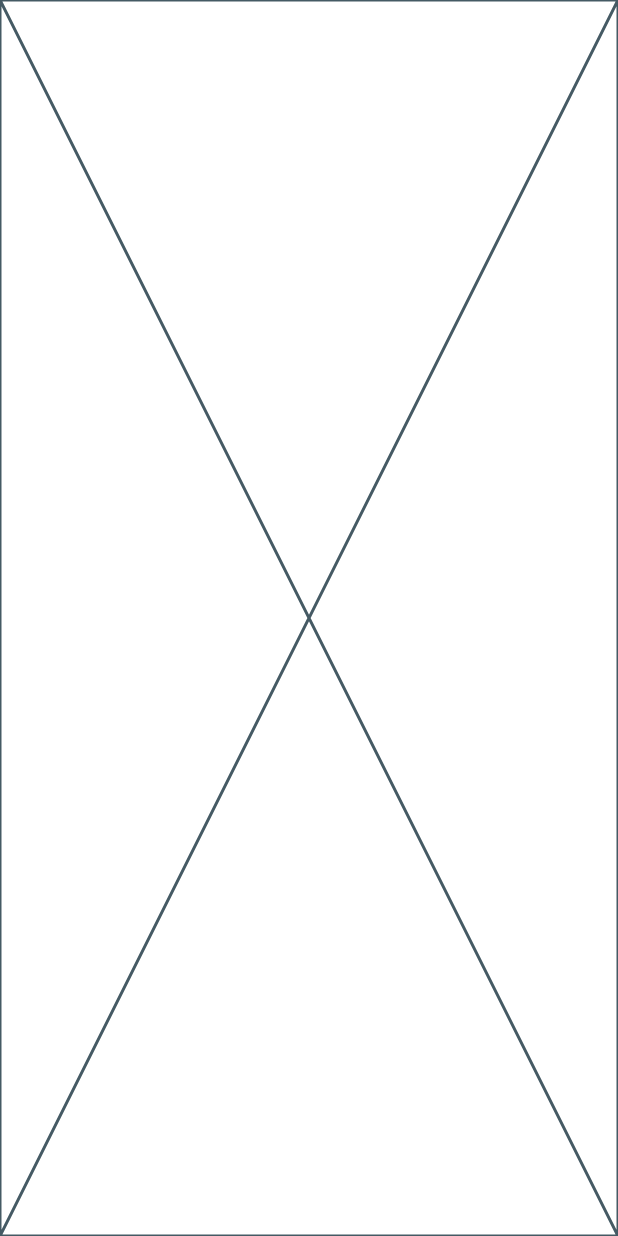
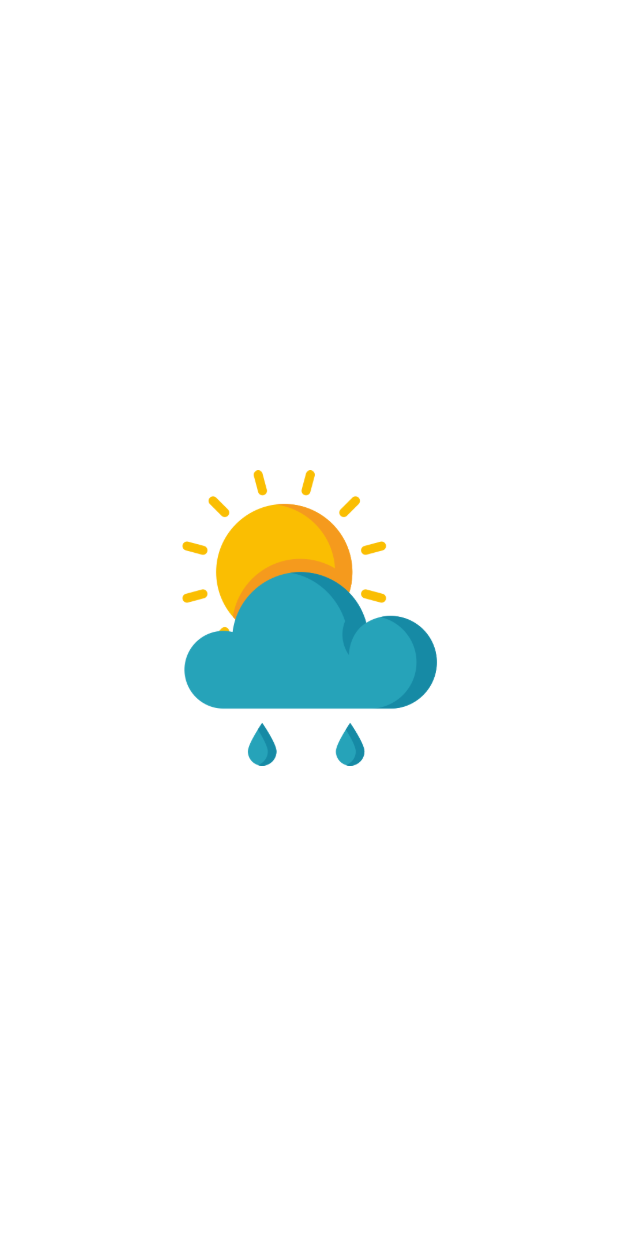
Before and after one commit to abldabl/weather_app, a Flutter app: the first screen one second after launch, on a phone screen of 412 x 824 dp. Run offline on Flutter 3.47's test engine with Material 2 defaults, Android fonts, the phone set to English and light mode, and no system bars; our stand-ins replace auto_route, bloc, dio, flutter_bloc, freezed_annotation, get_it and 1 more; accounts and stored records are empty.

Commit message:
added splash screen bloc

```diff
--- /dev/null
+++ b/lib/app/constants/app_images.dart
@@ -0,0 +1,3 @@
+class AppImages {
+  static const String splashLogo = 'assets/images/splash_logo.png';
+}
--- a/lib/app/di/injector.dart
+++ b/lib/app/di/injector.dart
@@ -6,6 +6,7 @@ import 'package:weather_app/app/constants/api_constants.dart';
 import 'package:weather_app/data/clients/hive_client.dart';
 import 'package:weather_app/data/dio/dio_factory.dart';
 import 'package:weather_app/presentation/context_activity/bloc/context_activity_bloc.dart';
+import 'package:weather_app/presentation/screens/splash_screen/bloc/splash_bloc.dart';
 
 GetIt getIt = GetIt.instance;
 
@@ -13,6 +14,7 @@ class Injector {
   static void initDependencies() {
     /// Init blocs
     getIt.registerLazySingleton<ContextActivityBloc>(() => ContextActivityBloc());
+    getIt.registerLazySingleton<SplashBloc>(() => SplashBloc());
 
     /// Init appRoute
     getIt.registerLazySingleton<AppRouter>(() => AppRouter());
--- /dev/null
+++ b/lib/presentation/screens/splash_screen/bloc/splash_event.dart
@@ -0,0 +1,6 @@
+part of 'splash_bloc.dart';
+
+@freezed
+class SplashEvent with _$SplashEvent {
+  const factory SplashEvent.started() = _Started;
+}
--- /dev/null
+++ b/lib/presentation/screens/splash_screen/bloc/splash_state.dart
@@ -0,0 +1,6 @@
+part of 'splash_bloc.dart';
+
+@freezed
+class SplashState with _$SplashState {
+  const factory SplashState.initial() = _Initial;
+}
--- a/lib/presentation/screens/splash_screen/splash_screen.dart
+++ b/lib/presentation/screens/splash_screen/splash_screen.dart
@@ -1,5 +1,10 @@
 import 'package:auto_route/auto_route.dart';
 import 'package:flutter/material.dart';
+import 'package:weather_app/app/constants/app_colors.dart';
+import 'package:weather_app/app/constants/app_images.dart';
+import 'package:weather_app/app/di/injector.dart';
+import 'package:weather_app/presentation/base/base_bloc_widget.dart';
+import 'package:weather_app/presentation/screens/splash_screen/bloc/splash_bloc.dart';
 
 @RoutePage()
 class SplashScreen extends StatelessWidget {
@@ -7,6 +12,20 @@ class SplashScreen extends StatelessWidget {
 
   @override
   Widget build(BuildContext context) {
-    return const Placeholder();
+    return BaseBlocWidget<SplashBloc, SplashEvent, SplashState>(
+      bloc: getIt<SplashBloc>(),
+      starterEvent: const SplashEvent.started(),
+      builder: (_, state, bloc) {
+        return ColoredBox(
+          color: AppColors.white,
+          child: Center(
+            child: Image.asset(
+              AppImages.splashLogo,
+              scale: 2.6,
+            ),
+          ),
+        );
+      },
+    );
   }
 }
--- a/pubspec.yaml
+++ b/pubspec.yaml
@@ -44,5 +44,9 @@ dev_dependencies:
 flutter:
   uses-material-design: true
 
+  assets:
+    - assets/icons/
+    - assets/images/
+
 flutter_intl:
   enabled: true
```
Also changed, not shown: lib/presentation/screens/splash_screen/bloc/splash_bloc.dart (added, +26 -0 lines), assets/images/splash_logo.png (added), lib/presentation/screens/splash_screen/bloc/splash_bloc.freezed.dart (added).
